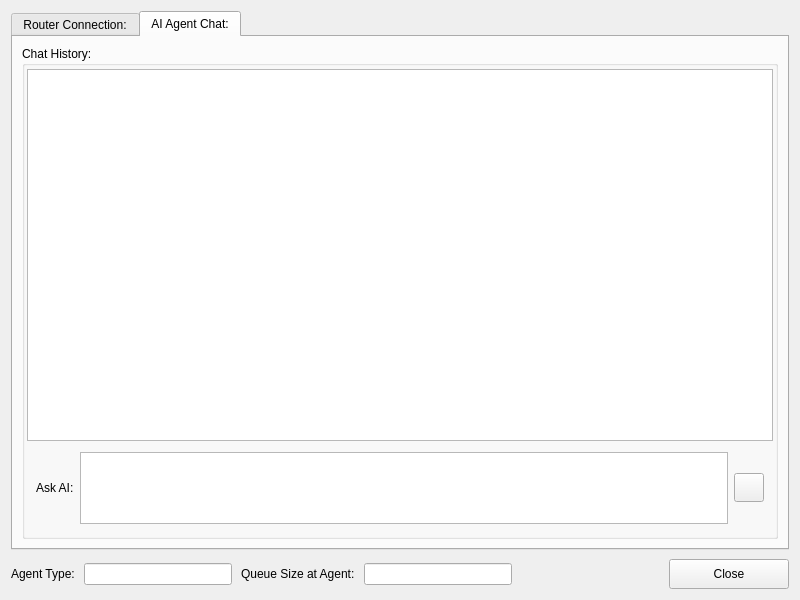
Old version of the form apps/multiedge/aiagent/ui/aiagent.ui in the repository aregtech/areg-edgeai.
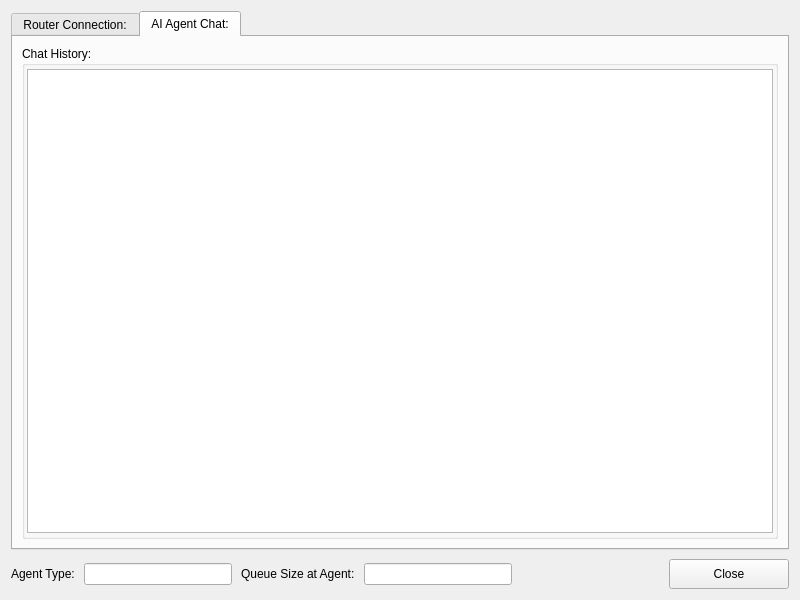
New version of the form. The open tabs and pages were chosen to show the change. Icons and pictures are not drawn.

Commit message: Integrated the edge ai agent ui application.

```diff
--- a/apps/multiedge/aiagent/ui/aiagent.ui
+++ b/apps/multiedge/aiagent/ui/aiagent.ui
@@ -268,72 +268,6 @@
             </attribute>
            </widget>
           </item>
-          <item>
-           <widget class="QWidget" name="widget" native="true">
-            <property name="sizePolicy">
-             <sizepolicy hsizetype="Expanding" vsizetype="Minimum">
-              <horstretch>0</horstretch>
-              <verstretch>0</verstretch>
-             </sizepolicy>
-            </property>
-            <layout class="QHBoxLayout" name="horizontalLayout">
-             <item>
-              <widget class="QLabel" name="label_4">
-               <property name="sizePolicy">
-                <sizepolicy hsizetype="Preferred" vsizetype="Fixed">
-                 <horstretch>0</horstretch>
-                 <verstretch>0</verstretch>
-                </sizepolicy>
-               </property>
-               <property name="text">
-                <string>Ask AI:</string>
-               </property>
-              </widget>
-             </item>
-             <item>
-              <widget class="QPlainTextEdit" name="TxtAsk">
-               <property name="sizePolicy">
-                <sizepolicy hsizetype="Expanding" vsizetype="Minimum">
-                 <horstretch>0</horstretch>
-                 <verstretch>0</verstretch>
-                </sizepolicy>
-               </property>
-               <property name="sizeAdjustPolicy">
-                <enum>QAbstractScrollArea::SizeAdjustPolicy::AdjustToContents</enum>
-               </property>
-              </widget>
-             </item>
-             <item>
-              <widget class="QToolButton" name="BtnSend">
-               <property name="minimumSize">
-                <size>
-                 <width>28</width>
-                 <height>28</height>
-                </size>
-               </property>
-               <property name="toolTip">
-                <string>Send the Question</string>
-               </property>
-               <property name="text">
-                <string/>
-               </property>
-               <property name="icon">
-                <iconset theme="media-playback-start"/>
-               </property>
-               <property name="iconSize">
-                <size>
-                 <width>22</width>
-                 <height>22</height>
-                </size>
-               </property>
-               <property name="shortcut">
-                <string>Ctrl+Return</string>
-               </property>
-              </widget>
-             </item>
-            </layout>
-           </widget>
-          </item>
          </layout>
         </widget>
        </item>
```
Left out of the diff: 86 changed lines with no effect on the pictures. The commit also changes 5 other files.
